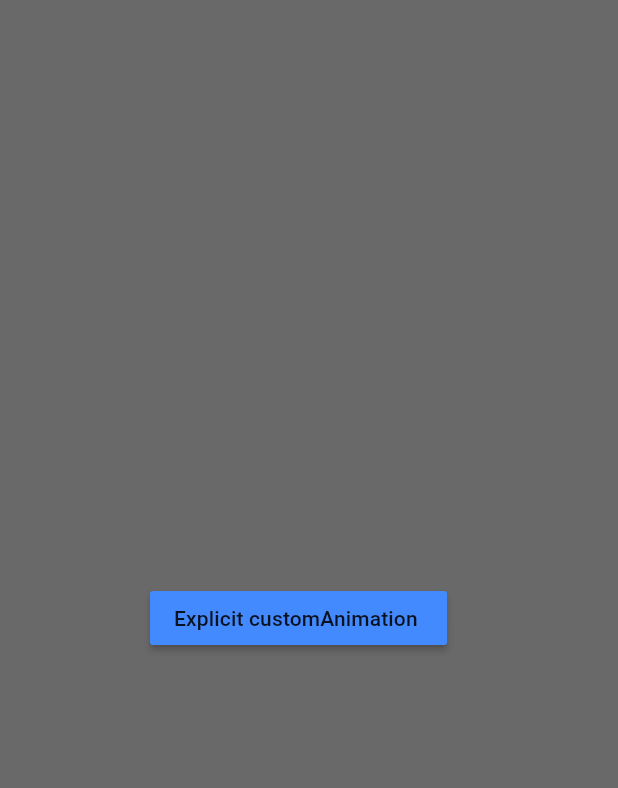
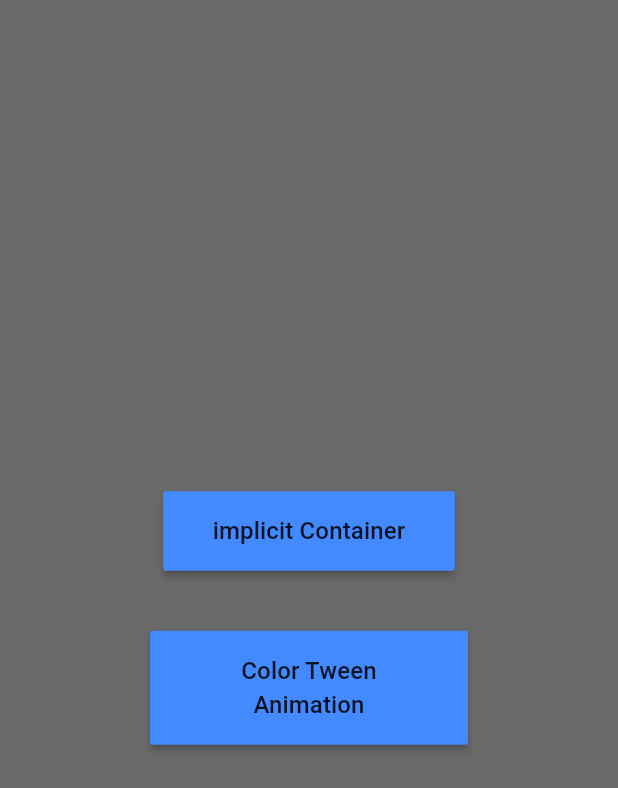
Before and after one commit to GaneshTamang/flutter_animations, a Flutter app: the MyImplicitAnimations screen opened directly, on a phone screen of 412 x 824 dp. Shown: the top 788 px of the screen. Run offline on Flutter 3.47's test engine with Material 3 defaults, Android fonts, the phone set to English and light mode, and no system bars.

Commit message:
completed implicit animations of color tweens

```diff
--- a/lib/custom_widgets/custom_naviagtion_button.dart
+++ b/lib/custom_widgets/custom_naviagtion_button.dart
@@ -13,7 +13,7 @@ class MCMaterialButton extends StatelessWidget {
   @override
   Widget build(BuildContext context) {
     return Padding(
-      padding: const EdgeInsets.symmetric(horizontal: 100),
+      padding: const EdgeInsets.symmetric(horizontal: 100, vertical: 20),
       child: Material(
         // ! 100% opacity
         color: const Color(0x00000000),
@@ -26,7 +26,16 @@ class MCMaterialButton extends StatelessWidget {
                   builder: (BuildContext context) => pageClass,
                 ));
           },
-          child: Text(buttonNAme),
+          child: Padding(
+            padding: const EdgeInsets.all(15.0),
+            child: Text(
+              buttonNAme,
+              style: const TextStyle(
+                fontSize: 16,
+              ),
+              textAlign: TextAlign.center,
+            ),
+          ),
         ),
       ),
     );
--- a/lib/main.dart
+++ b/lib/main.dart
@@ -1,5 +1,5 @@
 import 'package:flutter/material.dart';
-import 'package:flutter_animations/ani_implicit_animations/implicit_aniamtions_example5.dart';
+import 'package:flutter_animations/screens/main_screen.dart';
 
 void main() {
   runApp(const MyApp());
@@ -22,7 +22,7 @@
           centerTitle: true,
         ),
       ),
-      home: const MYIMplicitExample5(),
+      home: const MainScreen(),
     );
   }
 }
--- a/lib/screens/main_screen.dart
+++ b/lib/screens/main_screen.dart
@@ -1,10 +1,12 @@
 import 'package:flutter/material.dart';
-import 'package:flutter_animations/ani_type_explicit/hero_animation_hero_example4.dart';
-import 'package:flutter_animations/ani_type_explicit/three_d_animations_example3.dart';
-import 'package:flutter_animations/ani_type_explicit/animated_container_example0.dart';
-import 'package:flutter_animations/ani_type_explicit/example2.dart';
-import 'package:flutter_animations/ani_type_explicit/test_transformation.dart';
-import 'package:flutter_animations/ani_type_explicit/transform_animation_example1.dart';
+import 'package:flutter_animations/ani_implicit_animations/container_aniamtions_example5.dart';
+import 'package:flutter_animations/ani_implicit_animations/custom_clipper_clippath_color_tween_example6.dart';
+import 'package:flutter_animations/anim_type_explicit/hero_animation_hero_example4.dart';
+import 'package:flutter_animations/anim_type_explicit/three_d_animations_example3.dart';
+
+import 'package:flutter_animations/anim_type_explicit/example2.dart';
+import 'package:flutter_animations/anim_type_explicit/test_transformation.dart';
+import 'package:flutter_animations/anim_type_explicit/transform_animation_example1.dart';
 import 'package:flutter_animations/custom_widgets/custom_naviagtion_button.dart';
 
 class MainScreen extends StatelessWidget {
@@ -46,10 +48,6 @@ class MyExplicitAniMations extends StatelessWidget {
               pageClass: TestTransformation(),
             ),
             MCMaterialButton(
-              buttonNAme: 'AnimatedContainer',
-              pageClass: MCAnimatedContainerExample(),
-            ),
-            MCMaterialButton(
               buttonNAme: 'Transform Example1',
               pageClass: MCTransformAnimationExample1(),
             ),
@@ -58,11 +56,11 @@ class MyExplicitAniMations extends StatelessWidget {
               pageClass: Example2(),
             ),
             MCMaterialButton(
-              buttonNAme: '3d animation ',
+              buttonNAme: '3d box animation example 3 ',
               pageClass: ThreeDAnimationExample3(),
             ),
             MCMaterialButton(
-              buttonNAme: 'Explicit customAnimation ',
+              buttonNAme: 'hero Explicit Animation example 4 ',
               pageClass: HeroAnimationExample4(),
             ),
           ],
@@ -83,8 +81,12 @@ class MyImplicitAnimations extends StatelessWidget {
         crossAxisAlignment: CrossAxisAlignment.center,
         children: [
           MCMaterialButton(
-            buttonNAme: 'Explicit customAnimation ',
-            pageClass: MyImplicitAnimations(),
+            buttonNAme: 'implicit Container ',
+            pageClass: MYIMplicitContainerExample5(),
+          ),
+          MCMaterialButton(
+            buttonNAme: "Color Tween Animation",
+            pageClass: MyClipPathAndColorTweenAnimationExample6(),
           ),
         ],
       ),
```
Also changed, not shown: lib/additional_explicit_ani/custom_clipper.dart (+6 -6 lines), lib/ani_implicit_animations/container_aniamtions_example5.dart (renamed from lib/ani_implicit_animations/implicit_aniamtions_example5.dart, +6 -6 lines), lib/ani_implicit_animations/custom_clipper_clippath_color_tween_example6.dart (added, +80 -0 lines), lib/ani_type_explicit/animated_container_example0.dart (deleted, +0 -52 lines), lib/anim_type_explicit/_transom_flip_example2.dart (renamed from lib/ani_type_explicit/example2.dart, +5 -4 lines), lib/anim_type_explicit/hero_animation_hero_example4.dart (renamed from lib/ani_type_explicit/hero_animation_hero_example4.dart), lib/anim_type_explicit/test_transformation.dart (renamed from lib/ani_type_explicit/test_transformation.dart), lib/anim_type_explicit/three_d_animations_example3.dart (renamed from lib/ani_type_explicit/three_d_animations_example3.dart), lib/anim_type_explicit/transform_animation_example1.dart (renamed from lib/ani_type_explicit/transform_animation_example1.dart).
